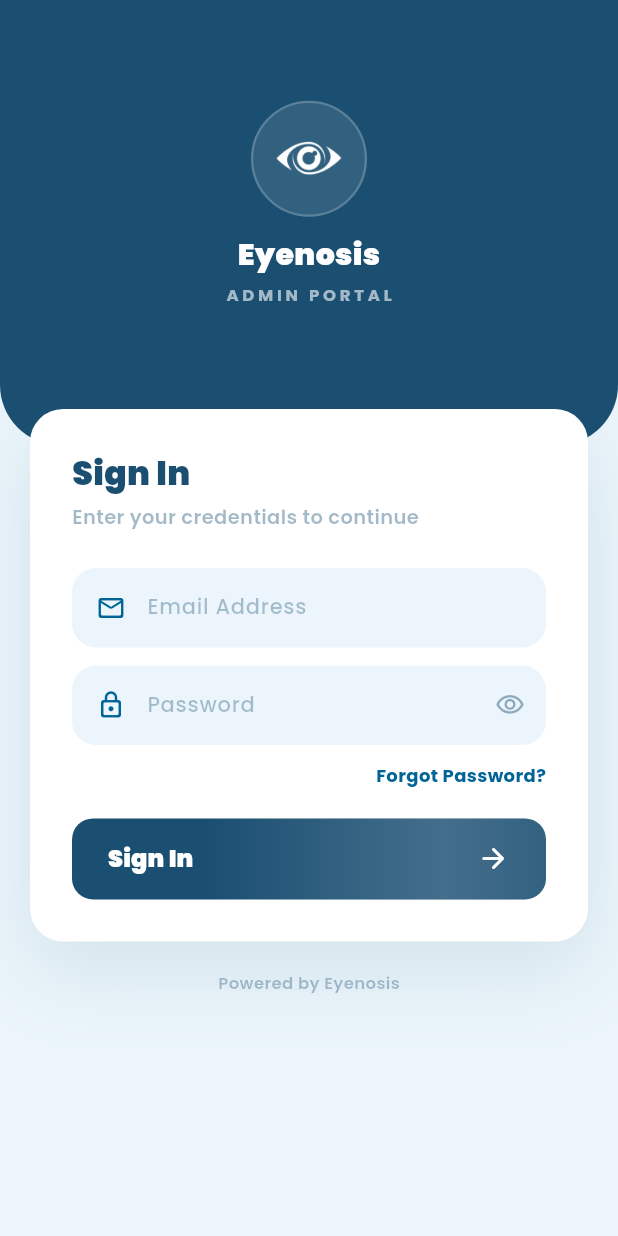
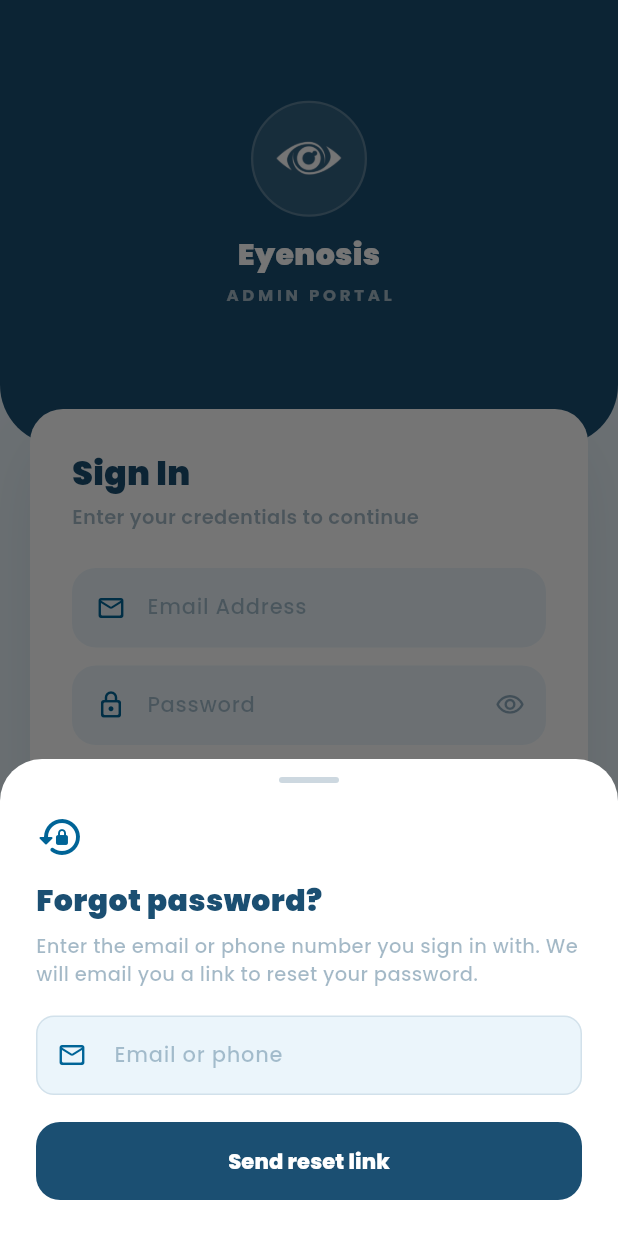
Before and after one commit to Jeel-15/eye_care_app, a Flutter app: the screen it shows after launch, after a tap on "Forgot Password?", on a phone screen of 412 x 824 dp. Run offline on Flutter 3.47's test engine with Material 3 defaults, Android fonts, the phone set to English and light mode, and no system bars; our stand-ins replace custom_refresh_indicator, file_picker, fl_chart, flutter_secure_storage, google_fonts, image_picker and 6 more; accounts and stored records are empty.

Commit message:
forgat password

```diff
--- a/lib/config/app_config.dart
+++ b/lib/config/app_config.dart
@@ -3,20 +3,16 @@ class AppConfig {
 
   // ── Environment toggle ───────────────────────────────────────────────────
   // Set to true before building the release APK / Play Store upload.
-  static const bool isProduction = false;
+  static const bool isProduction = true;
 
   // ── URLs ─────────────────────────────────────────────────────────────────
-  // Dev:  uses adb reverse (localhost:8080 on device = PC Apache port 80)
-  // Prod: your live domain — update _prodUrl before release build
-  // static const String _devUrl  = 'http://localhost:8080/api/v1';
-  //
-  // TEMPORARY — pointed at local `php artisan serve` (port 8000, via `adb
-  // reverse tcp:8000 tcp:8000`) to debug the logo-loading issue with full
-  // server-side visibility. Revert to the eyenosis.com line below once
-  // done. See LOGO_403_INVESTIGATION.md.
-  static const String _devUrl  = 'http://localhost:8000/api/v1'; // TEMP-LOCAL: revert to http://eyenosis.com/api/v1
-  static const String _prodUrl = 'http://eyenosis.com/api/v1';
-  // static const String _devUrl  = 'http://eyenosis.com/api/v1';
+  // Cleartext HTTP is disabled in the Android manifest, so every URL must be
+  // https. To test against a local server, temporarily point _devUrl at it,
+  // set isProduction = false, and re-enable usesCleartextTraffic in the
+  // manifest (e.g. `http://localhost:8000/api/v1` + `adb reverse tcp:8000
+  // tcp:8000`). Revert all three before building a release.
+  static const String _devUrl  = 'https://eyenosis.com/api/v1';
+  static const String _prodUrl = 'https://eyenosis.com/api/v1';
 
   static const String apiBaseUrl = isProduction ? _prodUrl : _devUrl;
 
--- a/lib/screens/login_screen.dart
+++ b/lib/screens/login_screen.dart
@@ -6,6 +6,7 @@ import '../config/app_config.dart';
 import '../constants/app_colors.dart';
 import '../constants/app_radius.dart';
 import '../services/auth_service.dart';
+import '../widgets/forgot_password_sheet.dart';
 import 'home_screen.dart';
 // Super Admin access disabled in the apps at the client's request — see
 // _onLogoTap() below. Kept commented (not deleted) in case it's needed
@@ -546,13 +547,20 @@ class _LoginScreenState extends State<LoginScreen>
             Align(
               alignment: Alignment.centerRight,
               child: GestureDetector(
-                onTap: () {},
+                behavior: HitTestBehavior.opaque,
+                onTap: () => showForgotPasswordSheet(
+                  context,
+                  initialLogin: _loginCtrl.text.trim(),
+                ),
+                child: Padding(
+                  padding: const EdgeInsets.symmetric(vertical: 4),
                   child: Text(
                     'Forgot Password?',
                     style: GoogleFonts.poppins(
                       fontSize: 12,
                       fontWeight: FontWeight.w700,
                       color: AppColors.blue,
+                    ),
                   ),
                 ),
               ),
--- /dev/null
+++ b/lib/widgets/forgot_password_sheet.dart
@@ -0,0 +1,200 @@
+import 'package:flutter/material.dart';
+import 'package:google_fonts/google_fonts.dart';
+import '../constants/app_colors.dart';
+import '../constants/app_radius.dart';
+import '../services/auth_service.dart';
+
+/// "Forgot Password?" from the login screen. Mirrors the web flow: the server
+/// e-mails a reset link, the new password is chosen on the web reset page,
+/// then the user signs in here again.
+Future<void> showForgotPasswordSheet(BuildContext context, {String initialLogin = ''}) {
+  return showModalBottomSheet<void>(
+    context: context,
+    isScrollControlled: true,
+    useSafeArea: true,
+    backgroundColor: Colors.white,
+    shape: const RoundedRectangleBorder(
+      borderRadius: BorderRadius.vertical(top: Radius.circular(AppRadius.xxl)),
+    ),
+    builder: (_) => _ForgotPasswordSheet(initialLogin: initialLogin),
+  );
+}
+
+class _ForgotPasswordSheet extends StatefulWidget {
+  final String initialLogin;
+  const _ForgotPasswordSheet({required this.initialLogin});
+
+  @override
+  State<_ForgotPasswordSheet> createState() => _ForgotPasswordSheetState();
+}
+
+class _ForgotPasswordSheetState extends State<_ForgotPasswordSheet> {
+  final _formKey = GlobalKey<FormState>();
+  late final TextEditingController _loginCtrl = TextEditingController(text: widget.initialLogin);
+  bool _sending = false;
+  String? _error;
+  String? _sentTo;
+
+  @override
+  void dispose() {
+    _loginCtrl.dispose();
+    super.dispose();
+  }
+
+  Future<void> _send() async {
+    if (!_formKey.currentState!.validate()) return;
+    FocusScope.of(context).unfocus();
+    setState(() {
+      _sending = true;
+      _error = null;
+    });
+    final result = await AuthService.instance.forgotPassword(_loginCtrl.text);
+    if (!mounted) return;
+    setState(() {
+      _sending = false;
+      if (result.success) {
+        _sentTo = result.email ?? 'your registered email';
+      } else {
+        _error = result.message;
+      }
+    });
+  }
+
+  @override
+  Widget build(BuildContext context) {
+    final sent = _sentTo != null;
+    return Padding(
+      padding: EdgeInsets.fromLTRB(24, 12, 24, 24 + MediaQuery.viewInsetsOf(context).bottom),
+      child: SingleChildScrollView(
+        child: Column(
+          mainAxisSize: MainAxisSize.min,
+          crossAxisAlignment: CrossAxisAlignment.start,
+          children: [
+            Center(
+              child: Container(
+                width: 40,
+                height: 4,
+                decoration: BoxDecoration(color: AppColors.primaryA22, borderRadius: BorderRadius.circular(2)),
+              ),
+            ),
+            const SizedBox(height: 20),
+            Icon(
+              sent ? Icons.mark_email_read_outlined : Icons.lock_reset_rounded,
+              color: AppColors.blue,
+              size: 32,
+            ),
+            const SizedBox(height: 12),
+            Text(
+              sent ? 'Check your email' : 'Forgot password?',
+              style: GoogleFonts.poppins(fontSize: 20, fontWeight: FontWeight.w900, color: AppColors.primary),
+            ),
+            const SizedBox(height: 6),
+            if (sent) ..._sentContent() else ..._formContent(),
+          ],
+        ),
+      ),
+    );
+  }
+
+  List<Widget> _formContent() {
+    return [
+      Text(
+        'Enter the email or phone number you sign in with. We will email you a link to reset your password.',
+        style: GoogleFonts.poppins(fontSize: 13, fontWeight: FontWeight.w500, height: 1.5, color: AppColors.primaryA40),
+      ),
+      const SizedBox(height: 18),
+      if (_error != null) ...[
+        Container(
+          padding: const EdgeInsets.symmetric(horizontal: 14, vertical: 12),
+          decoration: BoxDecoration(
+            color: const Color(0xFFFFDAD6),
+            borderRadius: BorderRadius.circular(AppRadius.md),
+          ),
+          child: Row(
+            children: [
+              const Icon(Icons.error_outline_rounded, color: Color(0xFFBA1A1A), size: 20),
+              const SizedBox(width: 10),
+              Expanded(
+                child: Text(
+                  _error!,
+                  style: GoogleFonts.poppins(fontSize: 12, fontWeight: FontWeight.w600, color: const Color(0xFFBA1A1A)),
+                ),
+              ),
+            ],
+          ),
+        ),
+        const SizedBox(height: 14),
+      ],
+      Form(
+        key: _formKey,
+        child: TextFormField(
+          controller: _loginCtrl,
+          enabled: !_sending,
+          keyboardType: TextInputType.emailAddress,
+          textInputAction: TextInputAction.done,
+          onFieldSubmitted: (_) => _send(),
+          validator: (v) => (v == null || v.trim().isEmpty) ? 'Please enter your email or phone' : null,
+          style: GoogleFonts.poppins(fontSize: 14, fontWeight: FontWeight.w600, color: AppColors.primary),
+          decoration: InputDecoration(
+            filled: true,
+            fillColor: AppColors.background,
+            hintText: 'Email or phone',
+            hintStyle: GoogleFonts.poppins(fontSize: 14, fontWeight: FontWeight.w500, color: AppColors.primaryA35),
+            prefixIcon: const Icon(Icons.mail_outline_rounded, color: AppColors.blue, size: 20),
+            border: OutlineInputBorder(borderRadius: BorderRadius.circular(AppRadius.lg), borderSide: BorderSide.none),
+            contentPadding: const EdgeInsets.symmetric(horizontal: 16, vertical: 16),
+          ),
+        ),
+      ),
+      const SizedBox(height: 18),
+      SizedBox(
+        width: double.infinity,
+        height: 52,
+        child: ElevatedButton(
+          onPressed: _sending ? null : _send,
+          style: ElevatedButton.styleFrom(
+            backgroundColor: AppColors.primary,
+            foregroundColor: Colors.white,
+            disabledBackgroundColor: AppColors.primary.withValues(alpha: 0.6),
+            elevation: 0,
+            shape: RoundedRectangleBorder(borderRadius: BorderRadius.circular(AppRadius.lg)),
+          ),
+          child: _sending
+              ? const SizedBox(width: 20, height: 20, child: CircularProgressIndicator(color: Colors.white, strokeWidth: 2))
+              : Text('Send reset link', style: GoogleFonts.poppins(fontSize: 14, fontWeight: FontWeight.w800)),
+        ),
+      ),
+    ];
+  }
+
+  List<Widget> _sentContent() {
+    return [
+      Text(
+        'A password reset link was sent to $_sentTo.',
+        style: GoogleFonts.poppins(fontSize: 14, fontWeight: FontWeight.w700, color: AppColors.primary),
+      ),
+      const SizedBox(height: 10),
+      Text(
+        'Open the email and tap the link. It opens in your browser, where you set a new password. '
+        'Then come back here and sign in with it. The link is valid for 60 minutes. '
+        'If you do not see the email, check your spam folder.',
+        style: GoogleFonts.poppins(fontSize: 13, fontWeight: FontWeight.w500, height: 1.5, color: AppColors.primaryA40),
+      ),
+      const SizedBox(height: 20),
+      SizedBox(
+        width: double.infinity,
+        height: 52,
+        child: ElevatedButton(
+          onPressed: () => Navigator.of(context).pop(),
+          style: ElevatedButton.styleFrom(
+            backgroundColor: AppColors.primary,
+            foregroundColor: Colors.white,
+            elevation: 0,
+            shape: RoundedRectangleBorder(borderRadius: BorderRadius.circular(AppRadius.lg)),
+          ),
+          child: Text('Back to sign in', style: GoogleFonts.poppins(fontSize: 14, fontWeight: FontWeight.w800)),
+        ),
+      ),
+    ];
+  }
+}
--- a/pubspec.yaml
+++ b/pubspec.yaml
@@ -16,7 +16,7 @@ publish_to: 'none' # Remove this line if you wish to publish to pub.dev
 # https://developer.apple.com/library/archive/documentation/General/Reference/InfoPlistKeyReference/Articles/CoreFoundationKeys.html
 # In Windows, build-name is used as the major, minor, and patch parts
 # of the product and file versions while build-number is used as the build suffix.
-version: 1.0.3+3
+version: 1.0.5+5
 
 environment:
   sdk: ^3.12.0
```
Also changed, not shown: lib/services/auth_service.dart (+60 -0 lines), 2 other files. Lines whose indentation alone changed are shown as unchanged.
